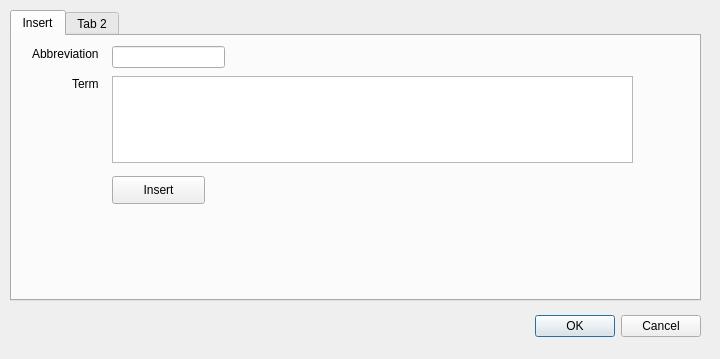
First picture: the form in AviationNavigationDB_QGIS3_tools/aviationnavigationdb/abbreviation_dialog.ui, repository strpaw/AviationNavigationDatabase, before the edit.
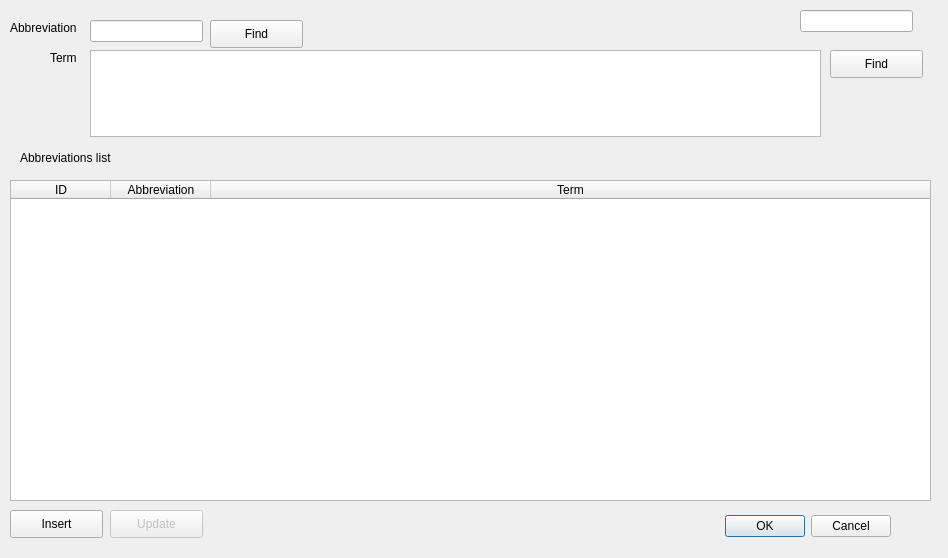
Second picture: the form after the edit.

Commit message: Add select abbreviations by Abbreviation or Term

Patch:
```diff
--- a/AviationNavigationDB_QGIS3_tools/aviationnavigationdb/abbreviation_dialog.ui
+++ b/AviationNavigationDB_QGIS3_tools/aviationnavigationdb/abbreviation_dialog.ui
@@ -6,18 +6,18 @@
    <rect>
     <x>0</x>
     <y>0</y>
-    <width>720</width>
-    <height>359</height>
+    <width>948</width>
+    <height>558</height>
    </rect>
   </property>
   <property name="windowTitle">
-   <string>Dialog</string>
+   <string>Abbreviation</string>
   </property>
   <widget class="QDialogButtonBox" name="buttonBox">
    <property name="geometry">
     <rect>
-     <x>340</x>
-     <y>310</y>
+     <x>530</x>
+     <y>510</y>
      <width>361</width>
      <height>32</height>
     </rect>
@@ -29,33 +29,67 @@
     <set>QDialogButtonBox::Cancel|QDialogButtonBox::Ok</set>
    </property>
   </widget>
-  <widget class="QTabWidget" name="tabWidget">
+  <widget class="QTableWidget" name="tableWidgetFetchedAbbreviations">
    <property name="geometry">
     <rect>
      <x>10</x>
-     <y>10</y>
-     <width>691</width>
-     <height>291</height>
+     <y>180</y>
+     <width>921</width>
+     <height>321</height>
     </rect>
    </property>
-   <property name="tabShape">
-    <enum>QTabWidget::Rounded</enum>
+   <property name="editTriggers">
+    <set>QAbstractItemView::NoEditTriggers</set>
    </property>
-   <property name="currentIndex">
-    <number>0</number>
+   <property name="selectionMode">
+    <enum>QAbstractItemView::SingleSelection</enum>
    </property>
-   <property name="elideMode">
-    <enum>Qt::ElideLeft</enum>
+   <property name="selectionBehavior">
+    <enum>QAbstractItemView::SelectRows</enum>
    </property>
-   <widget class="QWidget" name="tab">
-    <attribute name="title">
-     <string>Insert</string>
-    </attribute>
+   <property name="cornerButtonEnabled">
+    <bool>true</bool>
+   </property>
+   <attribute name="horizontalHeaderShowSortIndicator" stdset="0">
+    <bool>false</bool>
+   </attribute>
+   <attribute name="horizontalHeaderStretchLastSection">
+    <bool>true</bool>
+   </attribute>
+   <column>
+    <property name="text">
+     <string>ID</string>
+    </property>
+   </column>
+   <column>
+    <property name="text">
+     <string>Abbreviation</string>
+    </property>
+   </column>
+   <column>
+    <property name="text">
+     <string>Term</string>
+    </property>
+   </column>
+  </widget>
+  <widget class="QPushButton" name="pushButtonFinByTerm">
+   <property name="geometry">
+    <rect>
+     <x>830</x>
+     <y>50</y>
+     <width>93</width>
+     <height>28</height>
+    </rect>
+   </property>
+   <property name="text">
+    <string>Find</string>
+   </property>
+  </widget>
     <widget class="QPushButton" name="pushButtonInsert">
      <property name="geometry">
       <rect>
-       <x>100</x>
-       <y>140</y>
+     <x>10</x>
+     <y>510</y>
        <width>93</width>
        <height>28</height>
       </rect>
@@ -67,8 +101,8 @@
     <widget class="QLabel" name="label_2">
      <property name="geometry">
       <rect>
-       <x>60</x>
-       <y>40</y>
+     <x>50</x>
+     <y>50</y>
        <width>31</width>
        <height>16</height>
       </rect>
@@ -77,45 +111,96 @@
       <string>Term</string>
      </property>
     </widget>
+  <widget class="QLabel" name="label">
+   <property name="geometry">
+    <rect>
+     <x>10</x>
+     <y>20</y>
+     <width>81</width>
+     <height>16</height>
+    </rect>
+   </property>
+   <property name="text">
+    <string>Abbreviation</string>
+   </property>
+  </widget>
+  <widget class="QLineEdit" name="lineEditAbbrev">
+   <property name="geometry">
+    <rect>
+     <x>90</x>
+     <y>20</y>
+     <width>113</width>
+     <height>22</height>
+    </rect>
+   </property>
+  </widget>
     <widget class="QPlainTextEdit" name="plainTextEditTerm">
      <property name="geometry">
       <rect>
-       <x>100</x>
-       <y>40</y>
-       <width>521</width>
+     <x>90</x>
+     <y>50</y>
+     <width>731</width>
        <height>87</height>
       </rect>
      </property>
     </widget>
-    <widget class="QLineEdit" name="lineEditAbbrev">
+  <widget class="QPushButton" name="pushButtonFindByAbbrev">
      <property name="geometry">
       <rect>
-       <x>100</x>
-       <y>10</y>
-       <width>113</width>
-       <height>22</height>
-      </rect>
-     </property>
-    </widget>
-    <widget class="QLabel" name="label">
+     <x>210</x>
+     <y>20</y>
+     <width>93</width>
+     <height>28</height>
+    </rect>
+   </property>
+   <property name="text">
+    <string>Find</string>
+   </property>
+  </widget>
+  <widget class="QLabel" name="label_3">
      <property name="geometry">
       <rect>
        <x>20</x>
-       <y>10</y>
-       <width>81</width>
+     <y>150</y>
+     <width>111</width>
        <height>16</height>
       </rect>
      </property>
      <property name="text">
-      <string>Abbreviation</string>
-     </property>
-    </widget>
-   </widget>
-   <widget class="QWidget" name="tab_2">
-    <attribute name="title">
-     <string>Tab 2</string>
-    </attribute>
-   </widget>
+    <string>Abbreviations list</string>
+   </property>
+  </widget>
+  <widget class="QPushButton" name="pushButtonUpdate">
+   <property name="enabled">
+    <bool>false</bool>
+   </property>
+   <property name="geometry">
+    <rect>
+     <x>110</x>
+     <y>510</y>
+     <width>93</width>
+     <height>28</height>
+    </rect>
+   </property>
+   <property name="text">
+    <string>Update</string>
+   </property>
+   <property name="flat">
+    <bool>false</bool>
+   </property>
+  </widget>
+  <widget class="QLineEdit" name="lineEditAbbrevId">
+   <property name="geometry">
+    <rect>
+     <x>800</x>
+     <y>10</y>
+     <width>113</width>
+     <height>22</height>
+    </rect>
+   </property>
+   <property name="readOnly">
+    <bool>true</bool>
+   </property>
   </widget>
  </widget>
  <resources/>
```
Lines whose indentation alone changed are shown as unchanged. The commit also changes 1 other file.
